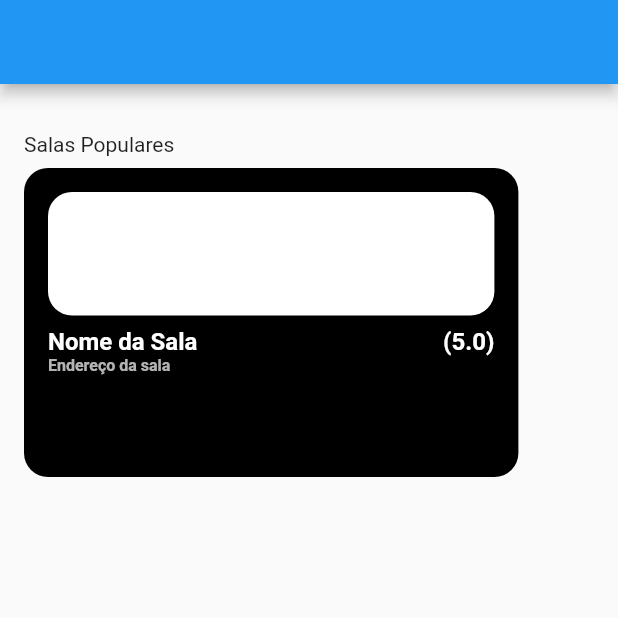
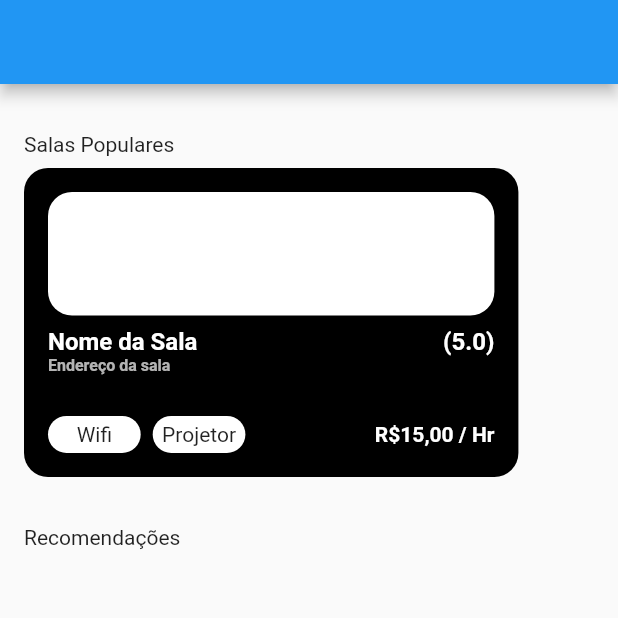
Before and after one commit to projetos-ifro/reserva_pra_mim, a Flutter app: the screen it shows after launch, on a phone screen of 412 x 824 dp, the top half of it. Run offline on Flutter 3.47's test engine with Material 2 defaults, Android fonts, the phone set to English and light mode, and no system bars.

Commit message:
1.1 - HomePage

```diff
--- a/lib/views/pages/start/home_page.dart
+++ b/lib/views/pages/start/home_page.dart
@@ -74,13 +74,56 @@ class _HomeScreenState extends State<HomeScreen> {
                               color: Colors.white70,
                               fontWeight: FontWeight.bold,
                               fontSize: defaultpd / 1.5),
+                        ),
+                        Spacer(),
+                        Row(
+                          children: [
+                            Container(
+                              alignment: Alignment.center,
+                              width: size.width * 0.15,
+                              height: size.height * 0.03,
+                              decoration: BoxDecoration(
+                                  color: Colors.white,
+                                  borderRadius:
+                                      BorderRadius.circular(defaultpd)),
+                              child: Text('Wifi'),
+                            ),
+                            SizedBox(
+                              width: defaultpd / 2,
+                            ),
+                            Container(
+                              alignment: Alignment.center,
+                              width: size.width * 0.15,
+                              height: size.height * 0.03,
+                              decoration: BoxDecoration(
+                                  color: Colors.white,
+                                  borderRadius:
+                                      BorderRadius.circular(defaultpd)),
+                              child: Text('Projetor'),
+                            ),
+                            const Spacer(),
+                            const Text(
+                              'R\$15,00 / Hr',
+                              style: TextStyle(
+                                color: Colors.white,
+                                fontWeight: FontWeight.bold,
+                              ),
+                            ),
+                          ],
                         )
                       ]),
                 ),
               )
             ]),
           ),
-          Container(),
+          SizedBox(
+            height: defaultpd * 2,
+          ),
+          Container(
+            child: Column(
+              children: [Text('Recomendações')],
+            ),
+          ),
           Container()
         ]),
       ),
```
